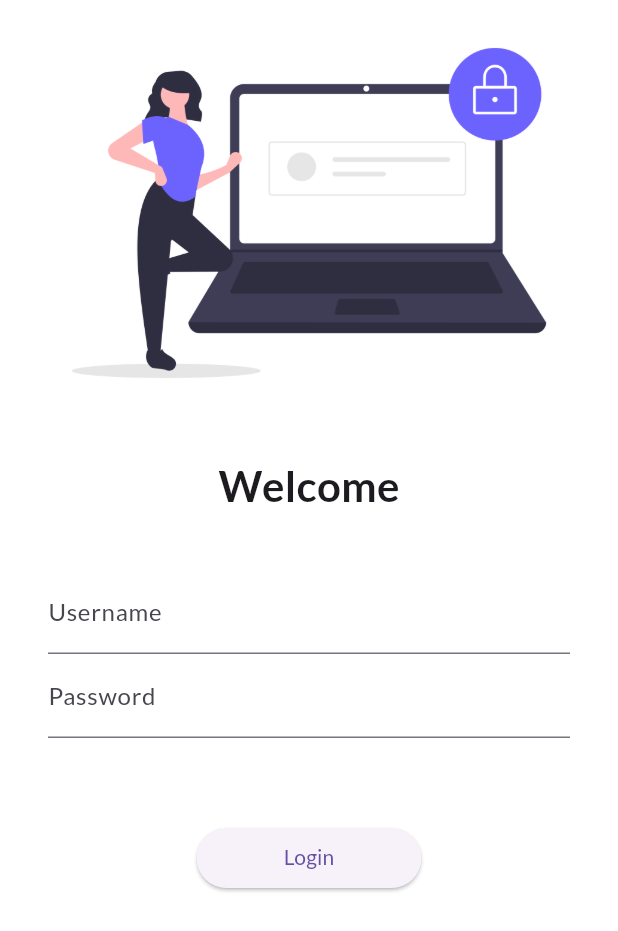
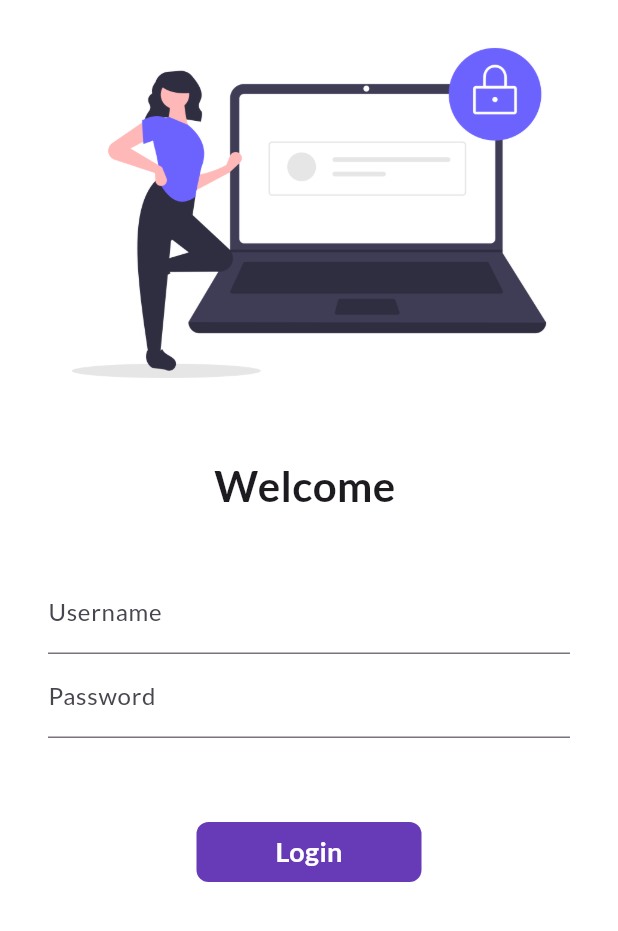
Before and after one commit to PrakratiMamtani01/FlutterDeveolopment, a Flutter app: the screen it shows after launch, on a phone screen of 412 x 824 dp. Shown: the top 931 px of the screen. Run offline on Flutter 3.47's test engine with Material 3 defaults, Android fonts, the phone set to English and light mode, and no system bars; our stand-ins replace google_fonts.

Commit message:
day6 completed

```diff
--- a/lib/pages/login.dart
+++ b/lib/pages/login.dart
@@ -1,24 +1,18 @@
 import 'package:flutter/material.dart';
 import 'package:flutter_application_1/utils/routes.dart';
 
-class LoginPage extends StatelessWidget {
+class LoginPage extends StatefulWidget {
   const LoginPage({super.key});
 
   @override
-  // Widget build(BuildContext context) {
-  //   return const Material(
-  //     child: Center(
-  //       child: Text(
-  //         "Login Page",
-  //         style: TextStyle(
-  //           fontSize: 20,
-  //           fontWeight: FontWeight.bold,
-  //           color: Colors.blue,
-  //         ),
-  //       ),
-  //     ),
-  //   );
+  State<LoginPage> createState() => _LoginPageState();
+}
 
+class _LoginPageState extends State<LoginPage> {
+  String name = "";
+  bool changeButton = false;
+
+  @override
   Widget build(BuildContext context) {
     return Material(
       color: Colors.white,
@@ -33,7 +27,7 @@ class LoginPage extends StatelessWidget {
               height: 20.0,
             ),
             Text(
-              "Welcome",
+              "Welcome $name",
               style: TextStyle(
                 fontWeight: FontWeight.bold,
                 fontSize: 28,
@@ -51,6 +45,10 @@ class LoginPage extends StatelessWidget {
                       hintText: "Enter Username",
                       labelText: "Username",
                     ),
+                    onChanged: (value) {
+                      name = value;
+                      setState(() {});
+                    },
                   ),
                   TextFormField(
                     obscureText: true,
@@ -65,13 +63,42 @@ class LoginPage extends StatelessWidget {
             SizedBox(
               height: 40.0,
             ),
-            ElevatedButton(
-              child: Text("Login"),
-              style: TextButton.styleFrom(minimumSize: Size(150, 40)),
-              onPressed: () {
+            InkWell(
+              onTap: () async {
+                setState(() {
+                  changeButton = true;
+                });
+                await Future.delayed(Duration(seconds: 1));
                 Navigator.pushNamed(context, MyRoute.homePage);
               },
+              child: AnimatedContainer(
+                width: changeButton ? 50 : 150,
+                height: 40,
+                duration: Duration(seconds: 1),
+                alignment: Alignment.center,
+                child: changeButton
+                    ? Icon(Icons.done, color: Colors.white)
+                    : Text(
+                        "Login",
+                        style: TextStyle(
+                          color: Colors.white,
+                          fontSize: 18,
+                          fontWeight: FontWeight.bold,
+                        ),
+                      ),
+                decoration: BoxDecoration(
+                  color: Colors.deepPurple,
+                  borderRadius: BorderRadius.circular(changeButton ? 50 : 8),
+                ),
+              ),
             )
+            // ElevatedButton(
+            //   child: Text("Login"),
+            //   style: TextButton.styleFrom(minimumSize: Size(150, 40)),
+            //   onPressed: () {
+            //     Navigator.pushNamed(context, MyRoute.homePage);
+            //   },
+            // )
           ],
         ),
       ),
```
